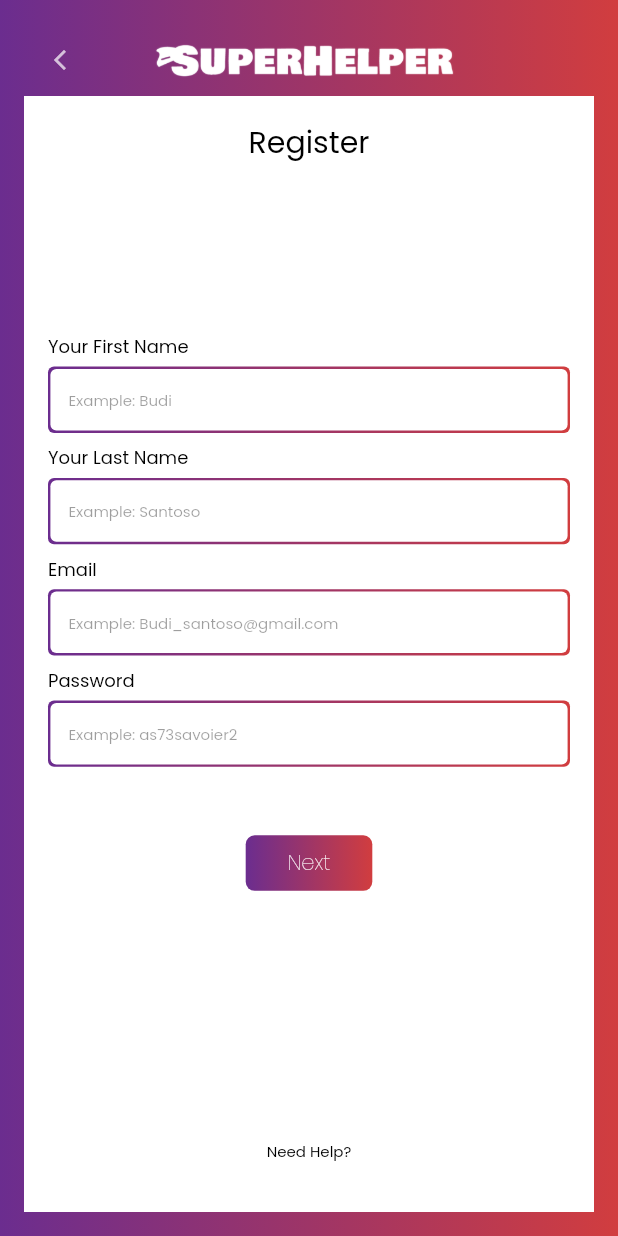
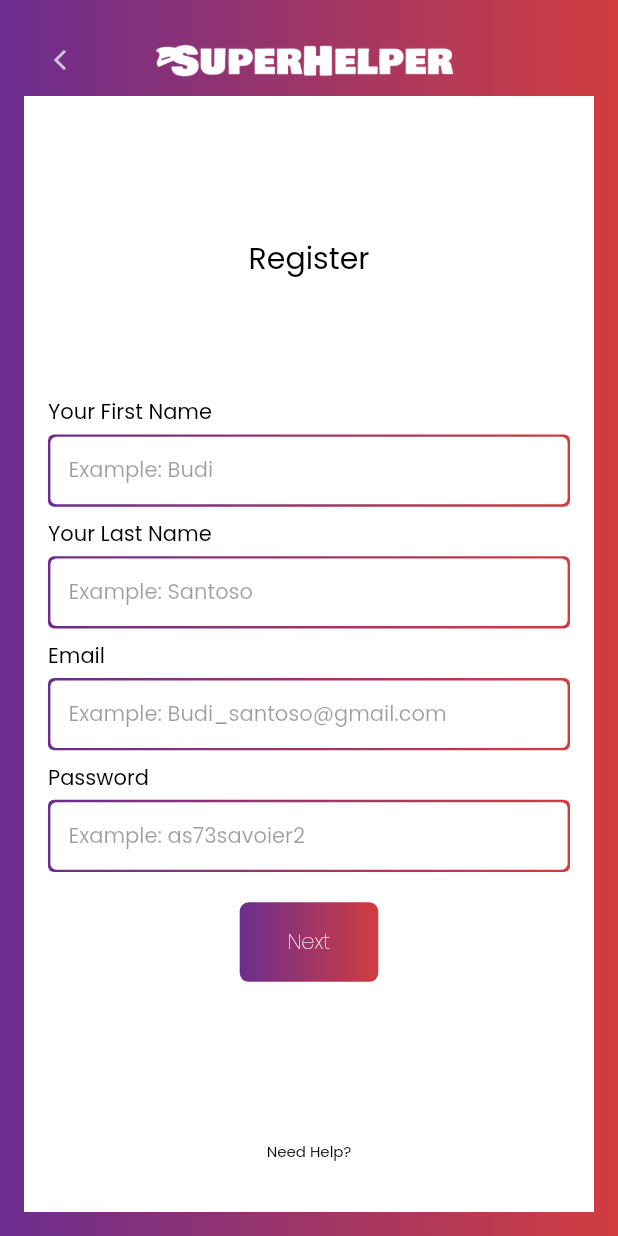
Before and after one commit to TheTarius26/sh_test, a Flutter app: the RegisterPage screen opened by its route, on a phone screen of 412 x 824 dp. Run offline on Flutter 3.47's test engine with Material 2 defaults, Android fonts, the phone set to English and light mode, and no system bars; our stand-ins replace google_fonts, hive, hive_flutter, table_calendar; accounts and stored records are empty.

Commit message:
update size gradient button and formfield

```diff
--- a/lib/app/ui/register/view/register_page.dart
+++ b/lib/app/ui/register/view/register_page.dart
@@ -33,6 +33,7 @@ class RegisterPage extends StatelessWidget {
                   color: Colors.white,
                   child: Column(
                     children: [
+                      const Spacer(),
                       header(),
                       const Spacer(),
                       const RegisterForm(),
--- a/lib/app/ui/widgets/field_form.dart
+++ b/lib/app/ui/widgets/field_form.dart
@@ -23,7 +23,7 @@ class FieldForm extends StatelessWidget {
       children: [
         Text(
           label,
-          style: textStyleBody.copyWith(fontSize: 12),
+          style: textStyleBody.copyWith(fontSize: 14),
         ),
         const SizedBox(height: kPadding * 0.25),
         Container(
@@ -45,14 +45,14 @@ class FieldForm extends StatelessWidget {
                 border: InputBorder.none,
                 hintText: hintText,
                 hintStyle: textStyleBody.copyWith(
-                  fontSize: 10,
+                  fontSize: 14,
                   color: Colors.black38,
                 ),
                 contentPadding: const EdgeInsets.all(kPadding * 0.75),
                 isDense: true,
               ),
               obscureText: isPassword,
-              style: textStyleBody.copyWith(fontSize: 12),
+              style: textStyleBody.copyWith(fontSize: 14),
               validator: (value) {
                 if (value == null || value.isEmpty) {
                   return 'Please enter your $label';
--- a/lib/app/ui/widgets/gradient_button.dart
+++ b/lib/app/ui/widgets/gradient_button.dart
@@ -19,8 +19,8 @@ class GradientButton extends StatelessWidget {
       onTap: onPressed,
       child: Container(
         padding: const EdgeInsets.symmetric(
-          horizontal: kPadding * 0.75,
-          vertical: kPadding * 0.5,
+          horizontal: kPadding,
+          vertical: kPadding,
         ),
         decoration: BoxDecoration(
           gradient: linearAppGradient,
```
